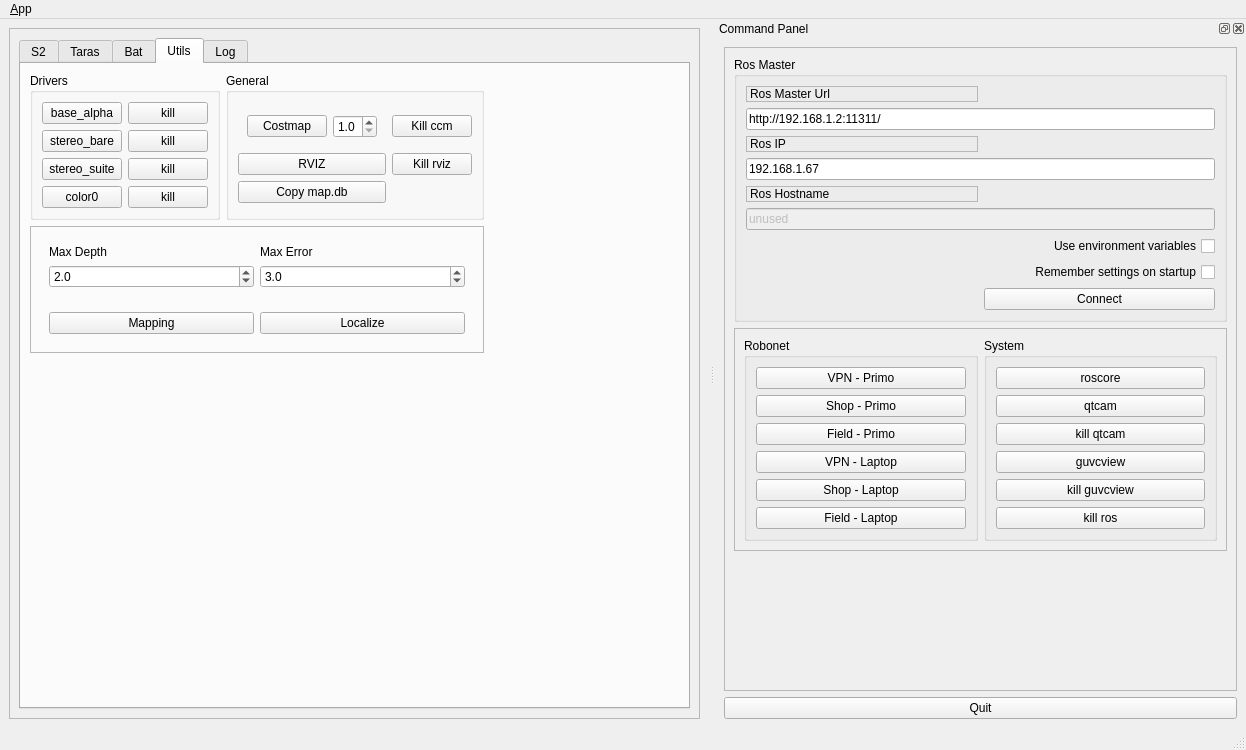
paulsammut/primo, file src/primo_dash/ui/main_window.ui: the form before one commit.
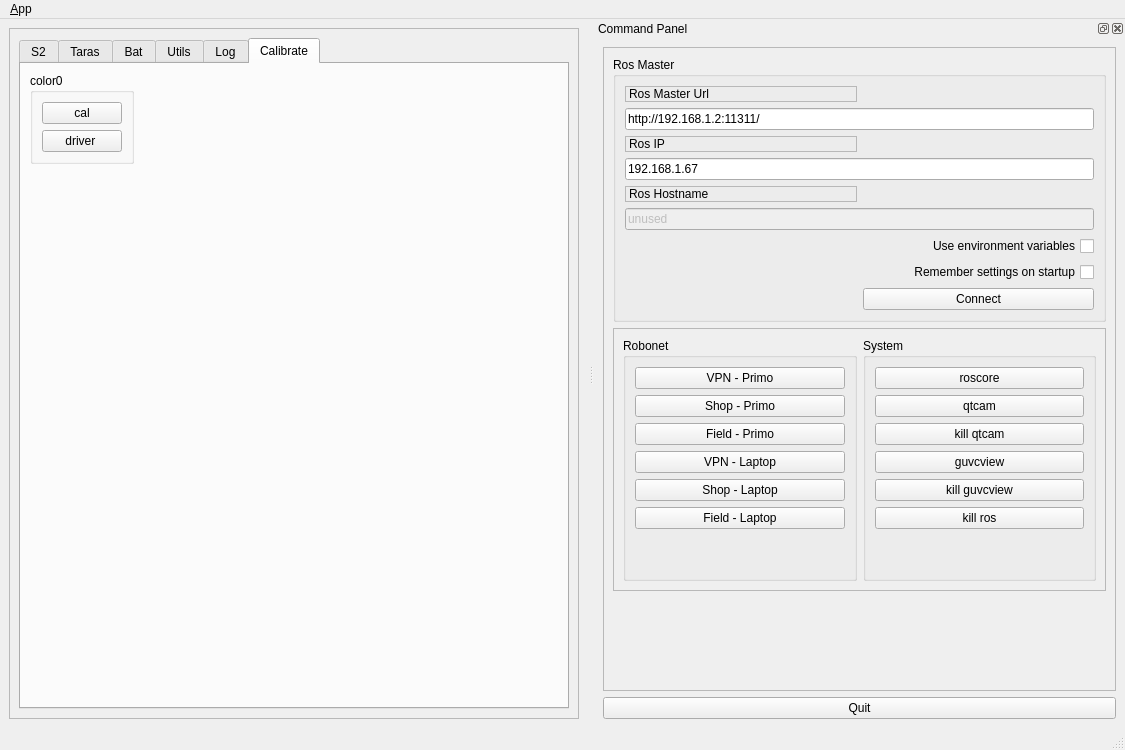
The form after the commit. Icons and pictures are not drawn.

Commit message: Adding the calibration for color0

Diff of the .ui file:
```diff
--- a/src/primo_dash/ui/main_window.ui
+++ b/src/primo_dash/ui/main_window.ui
@@ -6,7 +6,7 @@
    <rect>
     <x>0</x>
     <y>0</y>
-    <width>1246</width>
+    <width>1125</width>
     <height>750</height>
    </rect>
   </property>
@@ -43,7 +43,7 @@
           <enum>QTabWidget::Rounded</enum>
          </property>
          <property name="currentIndex">
-          <number>3</number>
+          <number>5</number>
          </property>
          <widget class="QWidget" name="Stereo2">
           <attribute name="title">
@@ -944,6 +944,62 @@
            </item>
           </layout>
          </widget>
+         <widget class="QWidget" name="tab_2">
+          <attribute name="title">
+           <string>Calibrate</string>
+          </attribute>
+          <layout class="QGridLayout" name="gridLayout_12">
+           <item row="0" column="1">
+            <spacer name="horizontalSpacer_5">
+             <property name="orientation">
+              <enum>Qt::Horizontal</enum>
+             </property>
+             <property name="sizeHint" stdset="0">
+              <size>
+               <width>40</width>
+               <height>20</height>
+              </size>
+             </property>
+            </spacer>
+           </item>
+           <item row="0" column="0">
+            <widget class="QGroupBox" name="groupBox_4">
+             <property name="title">
+              <string>color0</string>
+             </property>
+             <layout class="QVBoxLayout" name="verticalLayout_5">
+              <item>
+               <widget class="QPushButton" name="pB_cal_color0">
+                <property name="text">
+                 <string>cal</string>
+                </property>
+               </widget>
+              </item>
+              <item>
+               <widget class="QPushButton" name="pB_driver_color0">
+                <property name="text">
+                 <string>driver </string>
+                </property>
+               </widget>
+              </item>
+             </layout>
+            </widget>
+           </item>
+           <item row="1" column="0">
+            <spacer name="verticalSpacer_7">
+             <property name="orientation">
+              <enum>Qt::Vertical</enum>
+             </property>
+             <property name="sizeHint" stdset="0">
+              <size>
+               <width>20</width>
+               <height>40</height>
+              </size>
+             </property>
+            </spacer>
+           </item>
+          </layout>
+         </widget>
         </widget>
        </item>
       </layout>
@@ -956,7 +1012,7 @@
     <rect>
      <x>0</x>
      <y>0</y>
-     <width>1246</width>
+     <width>1125</width>
      <height>29</height>
     </rect>
    </property>
@@ -1288,7 +1344,7 @@
           <property name="sizeHint" stdset="0">
            <size>
             <width>20</width>
-            <height>233</height>
+            <height>40</height>
            </size>
           </property>
          </spacer>
```
The commit also changes 3 other files.
